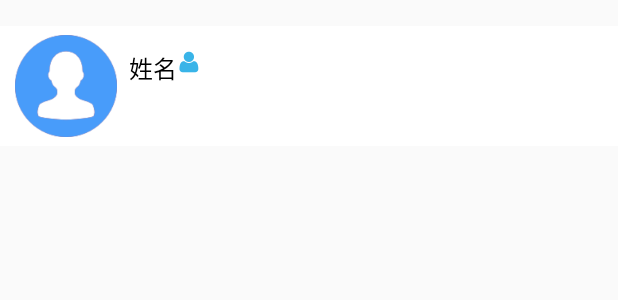
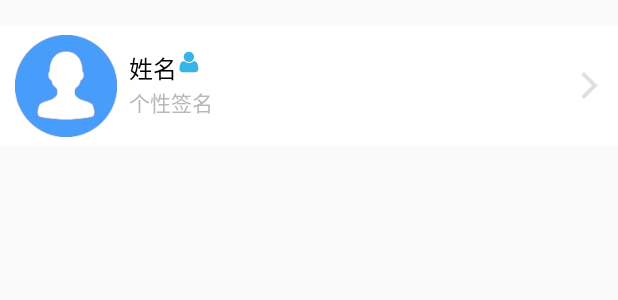
Before and after one commit to GaoZhenGit/Home, an Android app: the layout fragment_tab_me.xml on its own in the app's theme, with its tools: preview values and no code run, on a phone screen of 412 x 824 dp. Shown: the top 300 px of the screen. Run offline under Robolectric (Android 15) with nearby library versions, the phone set to English and light mode, and no system bars.

Commit message:
个人信息查看修改

```diff
--- a/app/src/main/java/com/gz/home/activity/RegisterActivity.java
+++ b/app/src/main/java/com/gz/home/activity/RegisterActivity.java
@@ -93,6 +93,9 @@ public class RegisterActivity extends BasePageActivity {
         user.setPassword(password);
         user.setAddress(address);
         user.setSex(sex);
+        user.setName("tempname");
+        user.setDetail("这个用户很懒，什么也没留下");
+        user.setAge(18);
         user.signUp(this, new SaveListener() {
             @Override
             public void onSuccess() {
--- a/app/src/main/java/com/gz/home/datamodel/User.java
+++ b/app/src/main/java/com/gz/home/datamodel/User.java
@@ -11,7 +11,7 @@ public class User extends BmobUser {
     private String avatar;
     private String address;
     private String detail;
-    private Integer age;
+    private int age;
     private User father;
     private User mother;
 
@@ -63,11 +63,11 @@ public class User extends BmobUser {
         this.address = address;
     }
 
-    public Integer getAge() {
+    public int getAge() {
         return age;
     }
 
-    public void setAge(Integer age) {
+    public void setAge(int age) {
         this.age = age;
     }
 
--- a/app/src/main/java/com/gz/home/fragment/TabMeFgm.java
+++ b/app/src/main/java/com/gz/home/fragment/TabMeFgm.java
@@ -55,7 +55,8 @@ public class TabMeFgm extends Fragment {
 
     private void initView(){
         LogUtil.i(user.getUsername());
-        aq.id(R.id.me_name).text(user.getUsername());
+        aq.id(R.id.me_name).text(user.getName());
+        aq.id(R.id.me_detail).text(user.getDetail());
         if(user.getAvatar()!=null) {
             aq.id(R.id.me_avatar).image(user.getAvatar());
         }
--- a/app/src/main/res/layout/fragment_tab_me.xml
+++ b/app/src/main/res/layout/fragment_tab_me.xml
@@ -40,6 +40,24 @@
             android:layout_alignTop="@+id/me_name"
             android:layout_toRightOf="@+id/me_name"
             android:layout_toEndOf="@+id/me_name" />
+        <TextView
+            android:id="@+id/me_detail"
+            android:layout_width="wrap_content"
+            android:layout_height="wrap_content"
+            android:text="个性签名"
+            android:textSize="@dimen/text_size_small"
+            android:textColor="@color/light_grey"
+            android:layout_below="@+id/me_name"
+            android:layout_alignLeft="@+id/me_name"
+            android:layout_alignStart="@+id/me_name" />
+        <ImageView
+            android:layout_width="18dp"
+            android:layout_height="18dp"
+            android:src="@drawable/icon_right_chevron_grey"
+            android:layout_centerVertical="true"
+            android:layout_alignParentRight="true"
+            android:layout_alignParentEnd="true"
+            android:layout_marginRight="@dimen/margin_right" />
 
     </RelativeLayout>
 
--- a/app/src/main/res/layout/tab_me.xml
+++ b/app/src/main/res/layout/tab_me.xml
@@ -4,6 +4,7 @@
     android:layout_width="match_parent"
     android:layout_height="match_parent">
     <ImageView
+        android:id="@+id/tab_me_img"
         android:layout_width="30dp"
         android:layout_height="30dp"
         android:src="@drawable/me_blue"
```
Also changed, not shown: app/src/main/java/com/gz/home/activity/MainActivity.java (+11 -1 lines), app/src/main/res/drawable/icon_right_chevron_grey.png (added).
